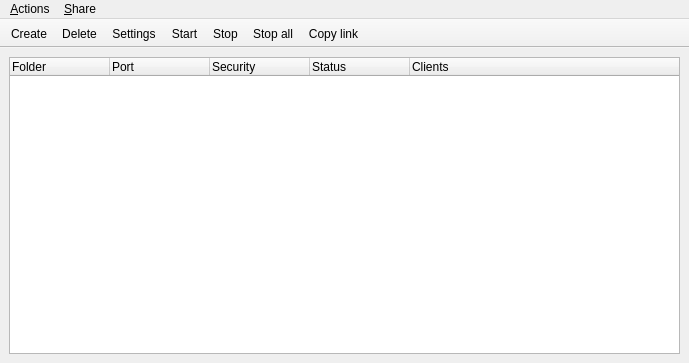
This is trunk/netek_gui.ui in BackupTheBerlios/netek-svn as Qt 5 draws it before an edit. The edited form follows.
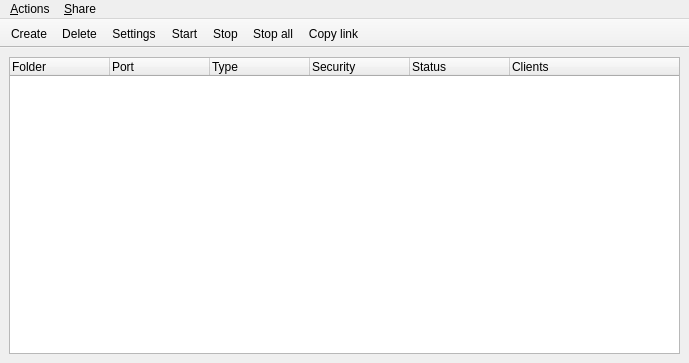
This is the edited form. Icons and pictures are not drawn.

```diff
--- a/trunk/netek_gui.ui
+++ b/trunk/netek_gui.ui
@@ -44,6 +44,11 @@
         <string>Port</string>
        </property>
       </column>
+      <column>
+       <property name="text" >
+        <string>Type</string>
+       </property>
+      </column>
       <column>
        <property name="text" >
         <string>Security</string>
```
